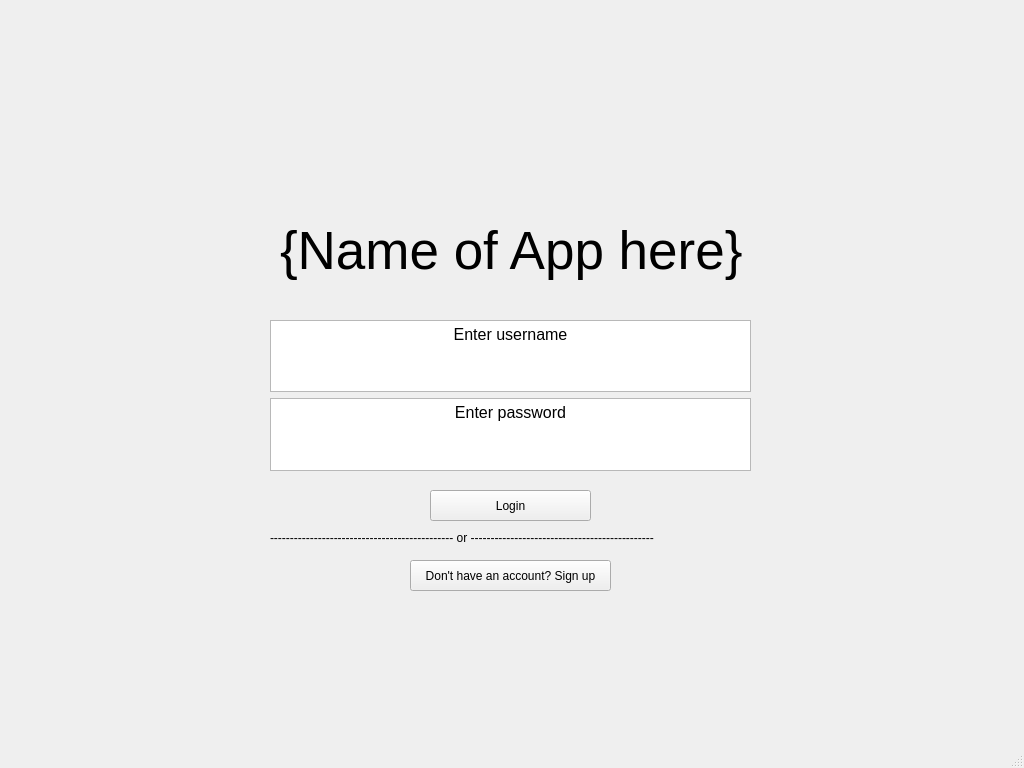
Qt form code/loginwindow.ui (fmarque/Smart-Wardrobe-Organizer) before a commit.
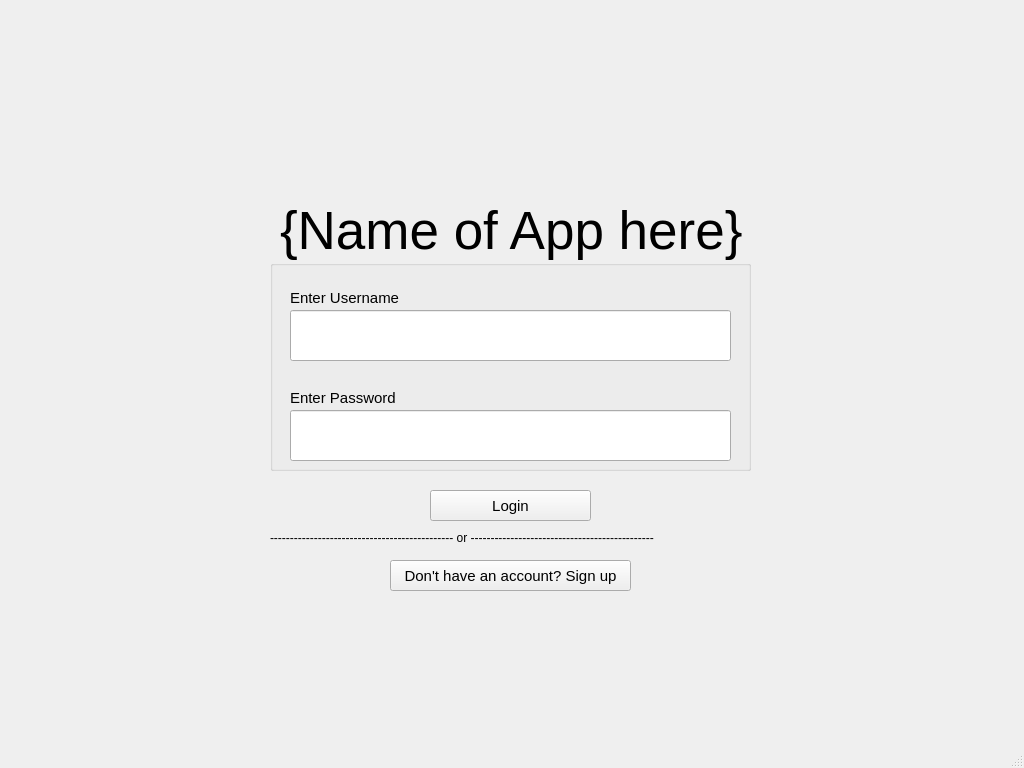
The same form after that commit.

Commit message: change dup login layout a bit

Diff of the .ui file:
```diff
--- a/code/loginwindow.ui
+++ b/code/loginwindow.ui
@@ -14,55 +14,20 @@
    <string>MainWindow</string>
   </property>
   <widget class="QWidget" name="centralwidget">
-   <widget class="QWidget" name="verticalLayoutWidget">
-    <property name="geometry">
-     <rect>
-      <x>270</x>
-      <y>320</y>
-      <width>481</width>
-      <height>151</height>
-     </rect>
-    </property>
-    <layout class="QVBoxLayout" name="enterInfoLayout">
-     <item>
-      <widget class="QTextEdit" name="enterUser_textEdit">
-       <property name="html">
-        <string>&lt;!DOCTYPE HTML PUBLIC &quot;-//W3C//DTD HTML 4.0//EN&quot; &quot;http://www.w3.org/TR/REC-html40/strict.dtd&quot;&gt;
-&lt;html&gt;&lt;head&gt;&lt;meta name=&quot;qrichtext&quot; content=&quot;1&quot; /&gt;&lt;meta charset=&quot;utf-8&quot; /&gt;&lt;style type=&quot;text/css&quot;&gt;
-p, li { white-space: pre-wrap; }
-hr { height: 1px; border-width: 0; }
-li.unchecked::marker { content: &quot;\2610&quot;; }
-li.checked::marker { content: &quot;\2612&quot;; }
-&lt;/style&gt;&lt;/head&gt;&lt;body style=&quot; font-family:'Segoe UI'; font-size:9pt; font-weight:400; font-style:normal;&quot;&gt;
-&lt;p align=&quot;center&quot; style=&quot; margin-top:0px; margin-bottom:0px; margin-left:0px; margin-right:0px; -qt-block-indent:0; text-indent:0px;&quot;&gt;&lt;span style=&quot; font-size:12pt;&quot;&gt;Enter username&lt;/span&gt;&lt;/p&gt;&lt;/body&gt;&lt;/html&gt;</string>
-       </property>
-      </widget>
-     </item>
-     <item>
-      <widget class="QTextEdit" name="enterPw_textEdit">
-       <property name="html">
-        <string>&lt;!DOCTYPE HTML PUBLIC &quot;-//W3C//DTD HTML 4.0//EN&quot; &quot;http://www.w3.org/TR/REC-html40/strict.dtd&quot;&gt;
-&lt;html&gt;&lt;head&gt;&lt;meta name=&quot;qrichtext&quot; content=&quot;1&quot; /&gt;&lt;meta charset=&quot;utf-8&quot; /&gt;&lt;style type=&quot;text/css&quot;&gt;
-p, li { white-space: pre-wrap; }
-hr { height: 1px; border-width: 0; }
-li.unchecked::marker { content: &quot;\2610&quot;; }
-li.checked::marker { content: &quot;\2612&quot;; }
-&lt;/style&gt;&lt;/head&gt;&lt;body style=&quot; font-family:'Segoe UI'; font-size:9pt; font-weight:400; font-style:normal;&quot;&gt;
-&lt;p align=&quot;center&quot; style=&quot; margin-top:0px; margin-bottom:0px; margin-left:0px; margin-right:0px; -qt-block-indent:0; text-indent:0px;&quot;&gt;&lt;span style=&quot; font-size:12pt;&quot;&gt;Enter password&lt;/span&gt;&lt;/p&gt;&lt;/body&gt;&lt;/html&gt;</string>
-       </property>
-      </widget>
-     </item>
-    </layout>
-   </widget>
    <widget class="QPushButton" name="signup_button">
     <property name="geometry">
      <rect>
-      <x>410</x>
+      <x>390</x>
       <y>560</y>
-      <width>201</width>
+      <width>241</width>
       <height>31</height>
      </rect>
     </property>
+    <property name="font">
+     <font>
+      <pointsize>11</pointsize>
+     </font>
+    </property>
     <property name="text">
      <string>Don't have an account? Sign up</string>
     </property>
@@ -76,6 +41,11 @@
       <height>31</height>
      </rect>
     </property>
+    <property name="font">
+     <font>
+      <pointsize>11</pointsize>
+     </font>
+    </property>
     <property name="text">
      <string>Login</string>
     </property>
@@ -97,7 +67,7 @@
     <property name="geometry">
      <rect>
       <x>280</x>
-      <y>220</y>
+      <y>200</y>
       <width>491</width>
       <height>61</height>
      </rect>
@@ -111,6 +81,85 @@
      <string>{Name of App here}</string>
     </property>
    </widget>
+   <widget class="QGroupBox" name="groupBox">
+    <property name="geometry">
+     <rect>
+      <x>270</x>
+      <y>260</y>
+      <width>481</width>
+      <height>211</height>
+     </rect>
+    </property>
+    <property name="title">
+     <string/>
+    </property>
+    <widget class="QLineEdit" name="lineEdit_2">
+     <property name="geometry">
+      <rect>
+       <x>20</x>
+       <y>150</y>
+       <width>441</width>
+       <height>51</height>
+      </rect>
+     </property>
+     <property name="font">
+      <font>
+       <pointsize>15</pointsize>
+      </font>
+     </property>
+    </widget>
+    <widget class="QLabel" name="label">
+     <property name="geometry">
+      <rect>
+       <x>20</x>
+       <y>30</y>
+       <width>181</width>
+       <height>16</height>
+      </rect>
+     </property>
+     <property name="font">
+      <font>
+       <pointsize>11</pointsize>
+      </font>
+     </property>
+     <property name="text">
+      <string>Enter Username</string>
+     </property>
+    </widget>
+    <widget class="QLabel" name="label_2">
+     <property name="geometry">
+      <rect>
+       <x>20</x>
+       <y>130</y>
+       <width>181</width>
+       <height>16</height>
+      </rect>
+     </property>
+     <property name="font">
+      <font>
+       <pointsize>11</pointsize>
+      </font>
+     </property>
+     <property name="text">
+      <string>Enter Password</string>
+     </property>
+    </widget>
+    <widget class="QLineEdit" name="lineEdit_3">
+     <property name="geometry">
+      <rect>
+       <x>20</x>
+       <y>50</y>
+       <width>441</width>
+       <height>51</height>
+      </rect>
+     </property>
+     <property name="font">
+      <font>
+       <pointsize>15</pointsize>
+      </font>
+     </property>
+    </widget>
+   </widget>
   </widget>
   <widget class="QMenuBar" name="menubar">
    <property name="geometry">
```
